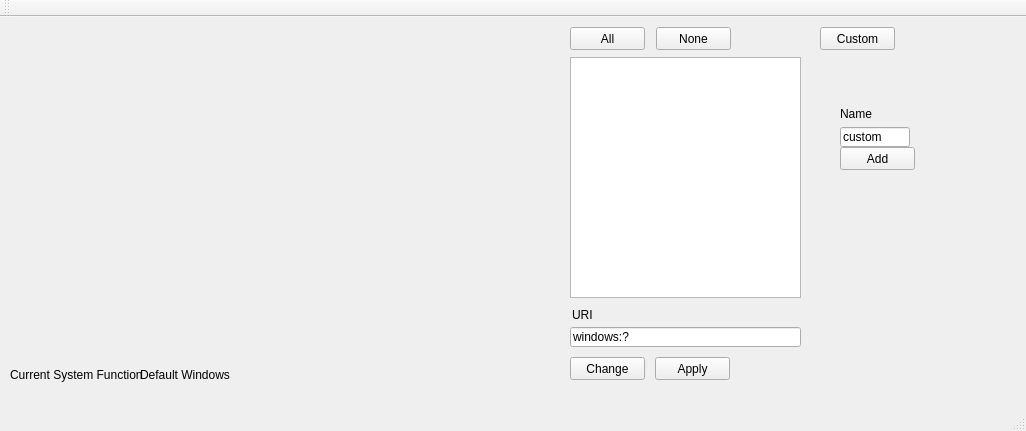
This is apps/transferFunctionEditor/mainwindow.ui in whot/libpointing as Qt 5 draws it before an edit. The edited form follows.
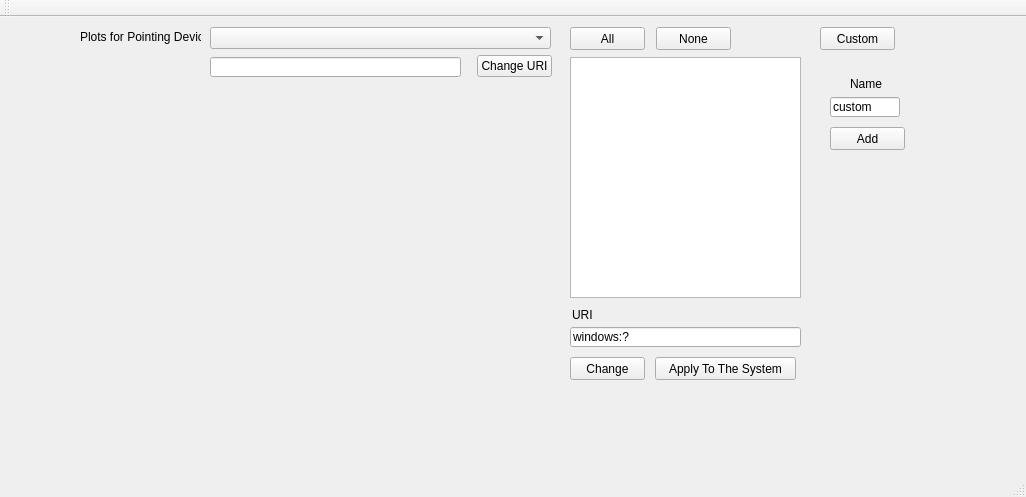
This is the edited form. Custom widgets are drawn as their Qt base class.

Diff of the .ui file:
```diff
--- a/apps/transferFunctionEditor/mainwindow.ui
+++ b/apps/transferFunctionEditor/mainwindow.ui
@@ -7,7 +7,7 @@
     <x>0</x>
     <y>0</y>
     <width>1026</width>
-    <height>431</height>
+    <height>497</height>
    </rect>
   </property>
   <property name="windowTitle">
@@ -18,7 +18,7 @@
     <property name="geometry">
      <rect>
       <x>10</x>
-      <y>10</y>
+      <y>70</y>
       <width>541</width>
       <height>331</height>
      </rect>
@@ -104,38 +104,12 @@
      <rect>
       <x>655</x>
       <y>340</y>
-      <width>75</width>
+      <width>141</width>
       <height>23</height>
      </rect>
     </property>
     <property name="text">
-     <string>Apply</string>
-    </property>
-   </widget>
-   <widget class="QLabel" name="label_2">
-    <property name="geometry">
-     <rect>
-      <x>10</x>
-      <y>350</y>
-      <width>131</width>
-      <height>16</height>
-     </rect>
-    </property>
-    <property name="text">
-     <string>Current System Function:</string>
-    </property>
-   </widget>
-   <widget class="QLabel" name="systemFunctionLabel">
-    <property name="geometry">
-     <rect>
-      <x>140</x>
-      <y>350</y>
-      <width>411</width>
-      <height>16</height>
-     </rect>
-    </property>
-    <property name="text">
-     <string>Default Windows</string>
+     <string>Apply To The System</string>
     </property>
    </widget>
    <widget class="QPushButton" name="customButton">
@@ -154,16 +128,16 @@
    <widget class="QWidget" name="widgetCustom" native="true">
     <property name="geometry">
      <rect>
-      <x>830</x>
-      <y>80</y>
-      <width>120</width>
-      <height>80</height>
+      <x>820</x>
+      <y>50</y>
+      <width>91</width>
+      <height>91</height>
      </rect>
     </property>
     <widget class="QLabel" name="labelName">
      <property name="geometry">
       <rect>
-       <x>10</x>
+       <x>30</x>
        <y>10</y>
        <width>47</width>
        <height>13</height>
@@ -193,7 +167,7 @@
      <property name="geometry">
       <rect>
        <x>10</x>
-       <y>50</y>
+       <y>60</y>
        <width>75</width>
        <height>23</height>
       </rect>
@@ -203,6 +177,52 @@
      </property>
     </widget>
    </widget>
+   <widget class="QComboBox" name="comboBoxInput">
+    <property name="geometry">
+     <rect>
+      <x>210</x>
+      <y>10</y>
+      <width>341</width>
+      <height>22</height>
+     </rect>
+    </property>
+   </widget>
+   <widget class="QLabel" name="label_2">
+    <property name="geometry">
+     <rect>
+      <x>80</x>
+      <y>12</y>
+      <width>121</width>
+      <height>16</height>
+     </rect>
+    </property>
+    <property name="text">
+     <string>Plots for Pointing Device</string>
+    </property>
+   </widget>
+   <widget class="QPushButton" name="pushButtonChangeInputURI">
+    <property name="geometry">
+     <rect>
+      <x>477</x>
+      <y>38</y>
+      <width>75</width>
+      <height>22</height>
+     </rect>
+    </property>
+    <property name="text">
+     <string>Change URI</string>
+    </property>
+   </widget>
+   <widget class="QLineEdit" name="lineEditInput">
+    <property name="geometry">
+     <rect>
+      <x>210</x>
+      <y>40</y>
+      <width>251</width>
+      <height>20</height>
+     </rect>
+    </property>
+   </widget>
   </widget>
   <widget class="QMenuBar" name="menuBar">
    <property name="geometry">
```
Left out of the diff: 2 changed lines with no effect on the pictures.
